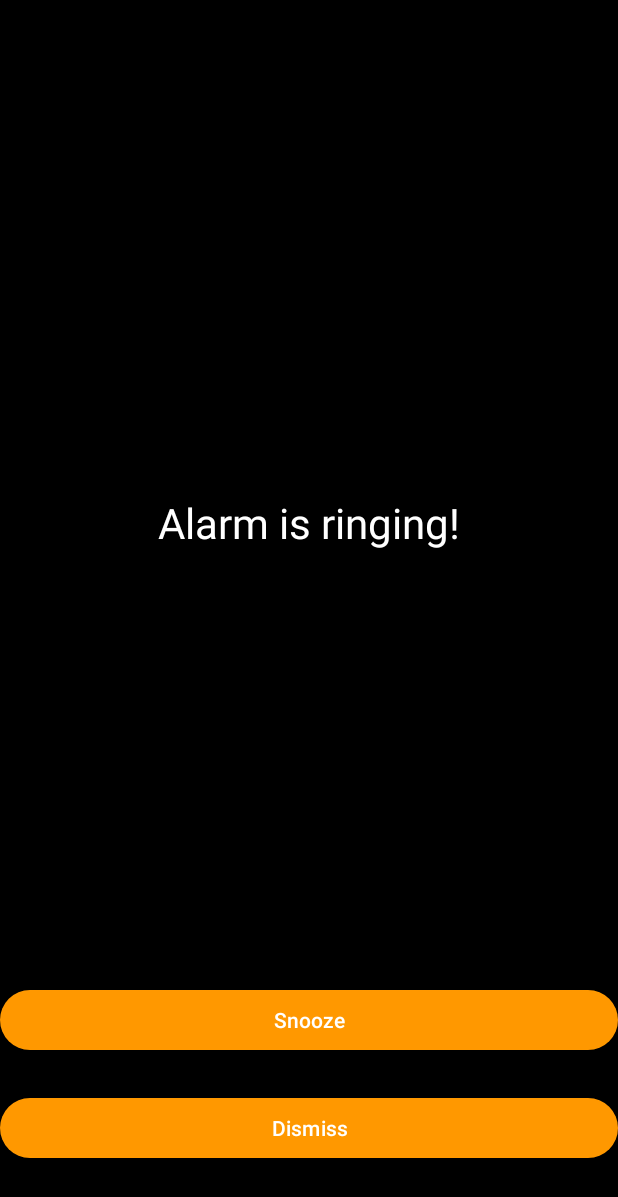
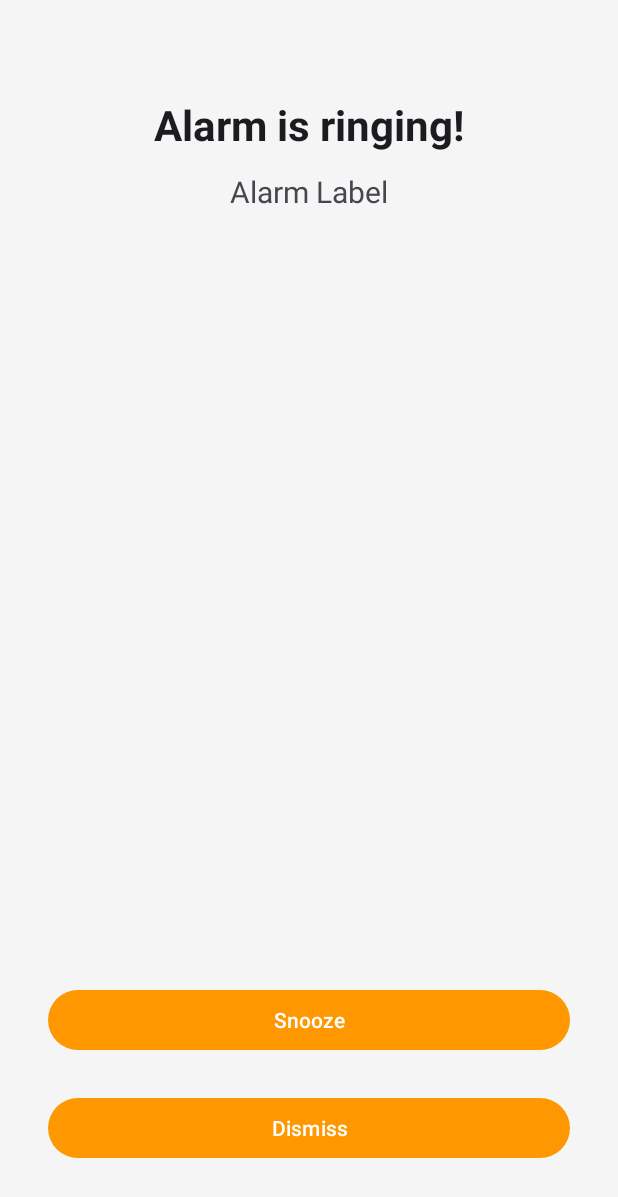
Before and after one commit to surajpsk12/CODSOFT-AlarmApp, an Android app: the layout activity_alarm_ring.xml on its own in the app's theme, with its tools: preview values and no code run, on a phone screen of 412 x 824 dp. Shown: the top 1197 px of the screen. Run offline under Robolectric (Android 15) with nearby library versions, the phone set to English and light mode, and no system bars.

Commit message:
updated app

```diff
--- a/app/build.gradle.kts
+++ b/app/build.gradle.kts
@@ -35,6 +35,7 @@ dependencies {
     implementation (libs.room.runtime)
     annotationProcessor (libs.room.compiler)
     implementation (libs.lifecycle.livedata.ktx)
+    implementation (libs.material.v1110)
 
     implementation(libs.appcompat)
     implementation(libs.material)
--- a/app/src/main/java/com/surajvanshsv/alarmapp/data/repository/AlarmRepository.java
+++ b/app/src/main/java/com/surajvanshsv/alarmapp/data/repository/AlarmRepository.java
@@ -1,6 +1,7 @@
 package com.surajvanshsv.alarmapp.data.repository;
 
 import android.app.Application;
+import com.google.android.material.materialswitch.MaterialSwitch;
 
 import androidx.lifecycle.LiveData;
 
--- a/app/src/main/java/com/surajvanshsv/alarmapp/handler/AlarmScheduler.java
+++ b/app/src/main/java/com/surajvanshsv/alarmapp/handler/AlarmScheduler.java
@@ -5,6 +5,7 @@ import android.app.PendingIntent;
 import android.content.Context;
 import android.content.Intent;
 import android.os.Build;
+import com.google.android.material.materialswitch.MaterialSwitch;
 
 import com.surajvanshsv.alarmapp.data.db.AlarmEntity;
 import com.surajvanshsv.alarmapp.receiver.AlarmReceiver;
--- a/app/src/main/java/com/surajvanshsv/alarmapp/ui/viewmodel/AlarmViewModel.java
+++ b/app/src/main/java/com/surajvanshsv/alarmapp/ui/viewmodel/AlarmViewModel.java
@@ -1,4 +1,5 @@
 package com.surajvanshsv.alarmapp.ui.viewmodel;
+import com.google.android.material.materialswitch.MaterialSwitch;
 
 import android.app.Application;
 
--- a/app/src/main/res/layout/activity_alarm_ring.xml
+++ b/app/src/main/res/layout/activity_alarm_ring.xml
@@ -4,21 +4,36 @@
     xmlns:app="http://schemas.android.com/apk/res-auto"
     android:layout_width="match_parent"
     android:layout_height="match_parent"
-    android:background="@color/black">
+    android:background="?android:attr/windowBackground">
 
+    <!-- 🔔 Main Heading -->
     <TextView
         android:id="@+id/tvWakeUp"
         android:layout_width="wrap_content"
         android:layout_height="wrap_content"
         android:text="Alarm is ringing!"
-        android:textColor="@android:color/white"
+        android:textColor="?android:attr/textColorPrimary"
         android:textSize="28sp"
+        android:textStyle="bold"
         app:layout_constraintTop_toTopOf="parent"
-        app:layout_constraintBottom_toTopOf="@id/btnDismiss"
         app:layout_constraintStart_toStartOf="parent"
         app:layout_constraintEnd_toEndOf="parent"
-        android:layout_marginBottom="32dp" />
+        android:layout_marginTop="64dp" />
 
+    <!-- 🏷️ Dynamic Alarm Label -->
+    <TextView
+        android:id="@+id/tvAlarmLabel"
+        android:layout_width="wrap_content"
+        android:layout_height="wrap_content"
+        android:text="Alarm Label"
+        android:textColor="?android:attr/textColorSecondary"
+        android:textSize="20sp"
+        app:layout_constraintTop_toBottomOf="@id/tvWakeUp"
+        app:layout_constraintStart_toStartOf="parent"
+        app:layout_constraintEnd_toEndOf="parent"
+        android:layout_marginTop="12dp" />
+
+    <!-- 💤 Snooze Button -->
     <Button
         android:id="@+id/btnSnooze"
         android:layout_width="0dp"
@@ -27,8 +42,11 @@
         app:layout_constraintBottom_toTopOf="@id/btnDismiss"
         app:layout_constraintStart_toStartOf="parent"
         app:layout_constraintEnd_toEndOf="parent"
+        android:layout_marginStart="32dp"
+        android:layout_marginEnd="32dp"
         android:layout_marginBottom="24dp" />
 
+    <!-- ❌ Dismiss Button -->
     <Button
         android:id="@+id/btnDismiss"
         android:layout_width="0dp"
@@ -37,6 +55,8 @@
         app:layout_constraintBottom_toBottomOf="parent"
         app:layout_constraintStart_toStartOf="parent"
         app:layout_constraintEnd_toEndOf="parent"
+        android:layout_marginStart="32dp"
+        android:layout_marginEnd="32dp"
         android:layout_marginBottom="48dp" />
 
 </androidx.constraintlayout.widget.ConstraintLayout>
--- a/app/src/main/res/layout/activity_main.xml
+++ b/app/src/main/res/layout/activity_main.xml
@@ -16,7 +16,8 @@
         android:background="?attr/colorPrimary"
         app:title="Alarm App"
         app:titleTextColor="?android:attr/textColorPrimary"
-        app:menu="@menu/top_app_bar_menu"/>
+        app:menu="@menu/top_app_bar_menu"
+        android:theme="@style/ThemeOverlay.Material3.Dark.ActionBar"  />
 
     <!-- Theme Toggle inside menu file for better layout (we’ll define menu later) -->
 
--- a/app/src/main/res/menu/top_app_bar_menu.xml
+++ b/app/src/main/res/menu/top_app_bar_menu.xml
@@ -3,7 +3,7 @@
     xmlns:app="http://schemas.android.com/apk/res-auto">
     <item
         android:id="@+id/action_toggle_theme"
-        android:title="Dark Mode"
+        android:title="@string/dark_mode"
         android:actionLayout="@layout/menu_item_switch"
         app:showAsAction="always" />
 </menu>
--- a/app/src/main/res/values/colors.xml
+++ b/app/src/main/res/values/colors.xml
@@ -21,6 +21,9 @@
     <color name="md_theme_light_error">#B00020</color>
     <color name="md_theme_light_onError">#FFFFFF</color>
 
+
+
+
     <!-- Dark Theme Colors -->
     <color name="md_theme_dark_primary">#FFB74D</color>
     <color name="md_theme_dark_onPrimary">#000000</color>
--- a/app/src/main/res/values/strings.xml
+++ b/app/src/main/res/values/strings.xml
@@ -1,3 +1,4 @@
 <resources>
     <string name="app_name">Alarmapp</string>
+    <string name="dark_mode">Dark Mode</string>
 </resources>
--- a/gradle/libs.versions.toml
+++ b/gradle/libs.versions.toml
@@ -1,5 +1,6 @@
 [versions]
 agp = "8.10.1"
+googleMaterial = "1.11.0"
 junit = "4.13.2"
 junitVersion = "1.2.1"
 espressoCore = "3.6.1"
@@ -19,6 +20,7 @@ lifecycle-livedata-ktx = { module = "androidx.lifecycle:lifecycle-livedata-ktx",
 material = { group = "com.google.android.material", name = "material", version.ref = "material" }
 activity = { group = "androidx.activity", name = "activity", version.ref = "activity" }
 constraintlayout = { group = "androidx.constraintlayout", name = "constraintlayout", version.ref = "constraintlayout" }
+material-v1110 = { module = "com.google.android.material:material", version.ref = "googleMaterial" }
 room-compiler = { module = "androidx.room:room-compiler", version.ref = "roomRuntime" }
 room-runtime = { module = "androidx.room:room-runtime", version.ref = "roomRuntime" }
 
```
Also changed, not shown: app/src/main/java/com/surajvanshsv/alarmapp/receiver/AlarmReceiver.java (+12 -3 lines), app/src/main/java/com/surajvanshsv/alarmapp/ui/adapter/AlarmAdapter.java (+15 -5 lines), app/src/main/java/com/surajvanshsv/alarmapp/ui/view/AlarmRingActivity.java (+26 -12 lines), app/src/main/java/com/surajvanshsv/alarmapp/ui/view/MainActivity.java (+15 -7 lines), app/src/main/java/com/surajvanshsv/alarmapp/ui/view/SetAlarmActivity.java (+6 -3 lines), app/src/main/res/layout/menu_item_switch.xml (+8 -10 lines).
